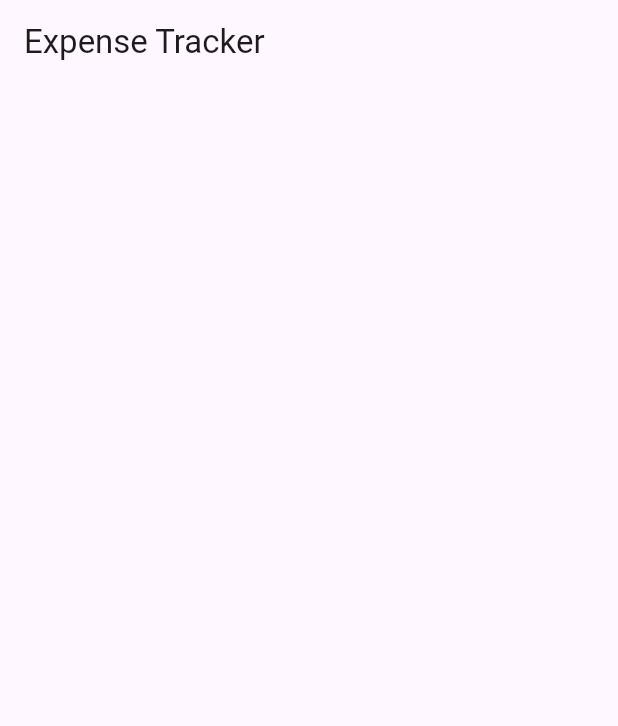
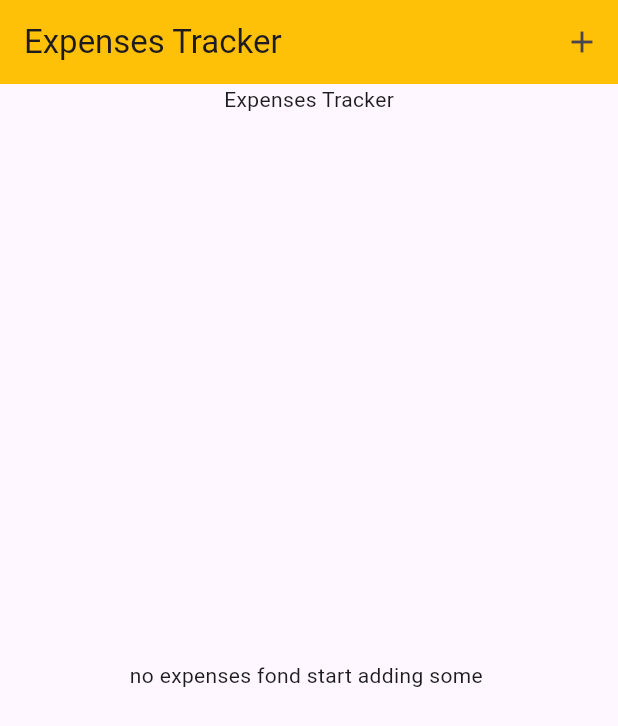
Before and after one commit to huzefmd/Expense_tracker_app, a Flutter app: the screen it shows after launch, on a phone screen of 412 x 824 dp. Shown: the top 726 px of the screen. Run offline on Flutter 3.47's test engine with Material 3 defaults, Android fonts, the phone set to English and light mode, and no system bars.

Commit message:
'expense-tracker-half-compleated

```diff
--- a/tracker/lib/expense.dart
+++ /dev/null
@@ -1,17 +0,0 @@
-import 'package:flutter/material.dart';
-
-class Expenses extends StatefulWidget {
-  const Expenses({super.key});
-
-  @override
-  State<Expenses> createState() => _ExpensesState();
-}
-
-class _ExpensesState extends State<Expenses> {
-  @override
-  Widget build(BuildContext context) {
-    return Scaffold(
-      appBar: AppBar(title: Text("Expense Tracker",),),
-    );
-  }
-}
--- /dev/null
+++ b/tracker/lib/expenses.dart
@@ -0,0 +1,103 @@
+import 'package:flutter/material.dart';
+import 'package:tracker/expenses_list.dart';
+import 'package:tracker/models/expense.dart';
+import 'package:tracker/new_expense.dart';
+
+class Expenses extends StatefulWidget {
+  const Expenses({super.key});
+
+  @override
+  State<Expenses> createState() => _ExpensesState();
+}
+
+class _ExpensesState extends State<Expenses> {
+  final List<Expense> _regesterExpenses = [
+    Expense(
+      title: "Smooking",
+      amount: 1000,
+      date: DateTime.now(),
+      category: Category.smooking,
+    ),
+    Expense(
+      title: "Food",
+      amount: 5000,
+      date: DateTime.now(),
+      category: Category.food,
+    ),
+    Expense(
+      title: "Trip to Dubai",
+      amount: 100,
+      date: DateTime.now(),
+      category: Category.travel,
+    ),
+  ];
+
+  void _openAddExpenseOverlay() {
+    showModalBottomSheet(
+      isScrollControlled: true,
+      context: context,
+      builder: (ctx) {
+        return NewExpense(onAddExpense: _addExpenses);
+      },
+    );
+  }
+
+  void _addExpenses(Expense expense) {
+    setState(() {
+      _regesterExpenses.add(expense);
+    });
+  }
+
+  void _removeExpenses(Expense expense) {
+    final expenseIndex = _regesterExpenses.indexOf(expense);
+    setState(() {
+      _regesterExpenses.remove(expense);
+    });
+
+    ScaffoldMessenger.of(context).clearSnackBars();
+    ScaffoldMessenger.of(context).showSnackBar(
+      SnackBar(
+        duration: Duration(seconds: 3),
+        action: SnackBarAction(
+          label: 'undo',
+          onPressed: () {
+            setState(() {
+              _regesterExpenses.insert(expenseIndex, expense);
+            });
+          },
+        ),
+        content: Text("Expense Deleted!"),
+      ),
+    );
+  }
+
+  @override
+  Widget build(BuildContext context) {
+    Widget mainContent = Center(
+      child: Text("no expenses fond start adding some "),
+    );
+
+    if (_regesterExpenses.isNotEmpty) {
+      ExpensesList(
+        expenses: _regesterExpenses,
+        onRemoveExpense: _removeExpenses,
+      );
+    }
+
+    return Scaffold(
+      appBar: AppBar(
+        actions: [
+          IconButton(onPressed: _openAddExpenseOverlay, icon: Icon(Icons.add)),
+        ],
+        title: Text("Expenses Tracker"),
+        backgroundColor: Colors.amber,
+      ),
+      body: Column(
+        children: [
+          Text("Expenses Tracker"),
+          Expanded(child: mainContent),
+        ],
+      ),
+    );
+  }
+}
--- /dev/null
+++ b/tracker/lib/expenses_list.dart
@@ -0,0 +1,26 @@
+import 'package:flutter/material.dart';
+import 'package:tracker/expenses_item.dart';
+import 'package:tracker/models/expense.dart';
+
+class ExpensesList extends StatelessWidget {
+  const ExpensesList({
+    super.key,
+    required this.expenses,
+    required this.onRemoveExpense,
+  });
+  final List<Expense> expenses;
+  final void Function(Expense expense) onRemoveExpense;
+  @override
+  Widget build(BuildContext context) {
+    return ListView.builder(
+      itemCount: expenses.length,
+      itemBuilder: (ctx, index) => Dismissible(
+        key: ValueKey(expenses[index]),
+        onDismissed: (direction) {
+          onRemoveExpense(expenses[index]);
+        },
+        child: ExpensesItem(expenses[index]),
+      ),
+    );
+  }
+}
--- a/tracker/lib/main.dart
+++ b/tracker/lib/main.dart
@@ -1,5 +1,5 @@
 import 'package:flutter/material.dart';
-import 'package:tracker/expense.dart';
+import 'package:tracker/expenses.dart';
 
 
 void main() {
@@ -10,7 +10,10 @@ class MyApp extends StatelessWidget {
   const MyApp({super.key});
   @override
   Widget build(BuildContext context) {
+
     return MaterialApp(
+      debugShowCheckedModeBanner: false,
+      theme: ThemeData(useMaterial3: true),
       home: Expenses(),
     );
   }
--- /dev/null
+++ b/tracker/lib/models/expense.dart
@@ -0,0 +1,37 @@
+import 'package:uuid/uuid.dart';
+import 'package:flutter/material.dart';
+
+import 'package:intl/intl.dart';
+final formatter= DateFormat.yMd();
+const uuid = Uuid();
+
+enum Category { food, travel, smooking, work }
+
+const catergoryIcons = {
+  Category.food: Icons.fastfood,
+  Category.travel: Icons.flight_takeoff,
+  Category.smooking: Icons.smoke_free,
+  Category.work: Icons.work,
+};
+
+class Expense {
+  final String id;
+  final String title;
+  final double amount;
+  final DateTime date;
+  final Category category;
+
+  String get formattedDate {
+    return formatter.format(date);
+  }
+
+  Expense({
+    required this.title,
+    required this.amount,
+    required this.date,
+    required this.category,
+  }) : id = uuid.v4();
+
+  // The id is generated using the uuid package, which creates a unique identifier for each expense.
+  // The title, amount, and date are required parameters for creating an Expense object.
+}
--- a/tracker/pubspec.yaml
+++ b/tracker/pubspec.yaml
@@ -34,6 +34,8 @@ dependencies:
   # The following adds the Cupertino Icons font to your application.
   # Use with the CupertinoIcons class for iOS style icons.
   cupertino_icons: ^1.0.8
+  uuid: ^4.5.1
+  intl: ^0.20.2
 
 dev_dependencies:
   flutter_test:
```
Also changed, not shown: tracker/lib/expenses_item.dart (added, +31 -0 lines), tracker/lib/new_expense.dart (added, +166 -0 lines), tracker/pubspec.lock.
